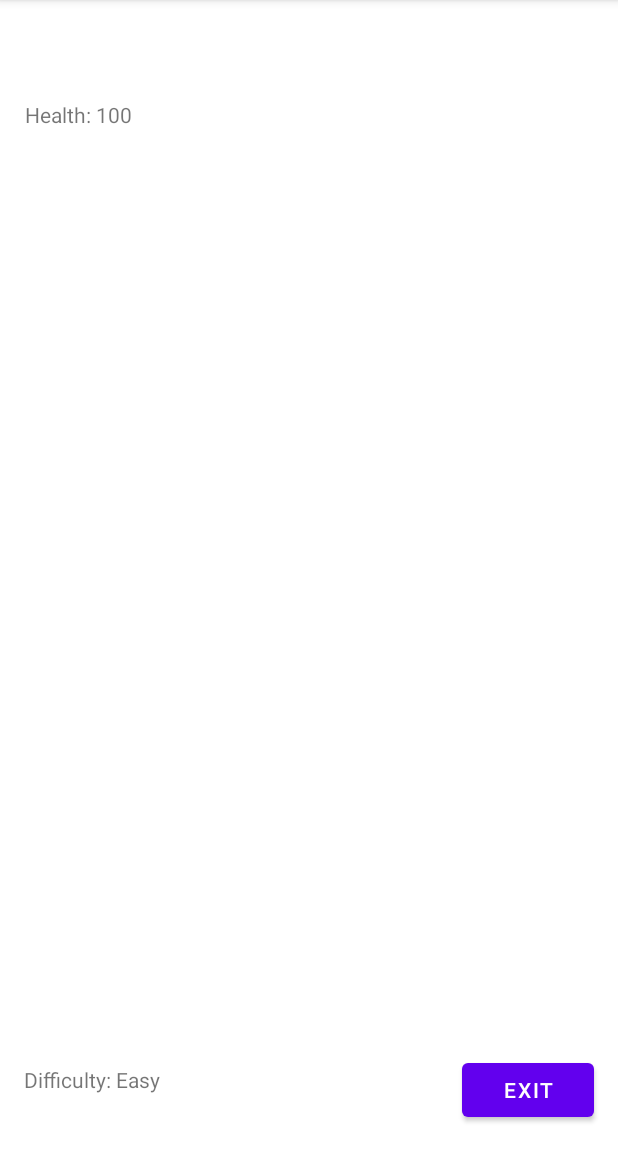
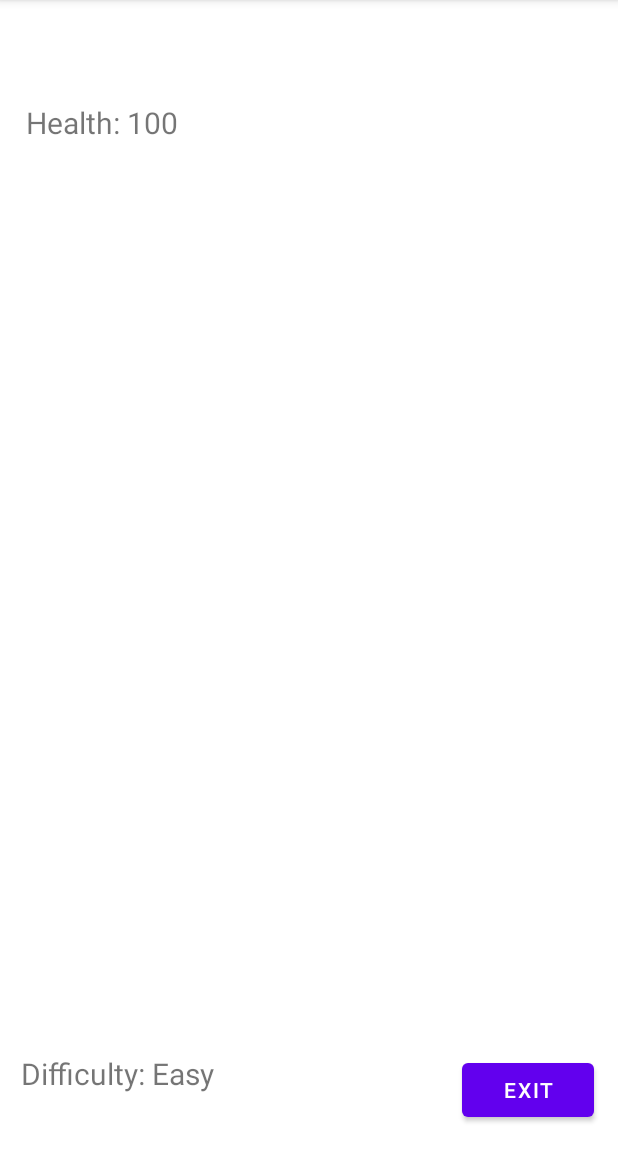
Before and after one commit to elliotwillner/CS2340C_Team52, an Android app: the GameScreen screen opened directly, with no data from a screen before it, on a phone screen of 412 x 824 dp, the part 84-1236 px from its top. Run offline under Robolectric (Android 15) with nearby library versions, the phone set to English and light mode, and no system bars; 3 statements that could not run were skipped.

Commit message:
fixed formatting

```diff
--- a/app/src/main/res/layout/activity_game_screen.xml
+++ b/app/src/main/res/layout/activity_game_screen.xml
@@ -11,15 +11,16 @@
 
     <TextView
         android:id="@+id/nameTextView"
-        android:layout_width="wrap_content"
-        android:layout_height="wrap_content"
+        android:layout_width="131dp"
+        android:layout_height="48dp"
         android:text="Name:"
+        android:textSize="20sp"
         app:layout_constraintBottom_toBottomOf="parent"
         app:layout_constraintEnd_toEndOf="parent"
-        app:layout_constraintHorizontal_bias="0.048"
+        app:layout_constraintHorizontal_bias="0.064"
         app:layout_constraintStart_toStartOf="parent"
         app:layout_constraintTop_toTopOf="parent"
-        app:layout_constraintVertical_bias="0.061" />
+        app:layout_constraintVertical_bias="0.023" />
 
     <Button
         android:id="@+id/exit"
@@ -37,6 +38,7 @@
         android:id="@+id/difficultyTextView"
         android:layout_width="wrap_content"
         android:layout_height="wrap_content"
+        android:textSize="20sp"
         android:text="Difficulty:"
         app:layout_constraintBottom_toBottomOf="parent"
         app:layout_constraintEnd_toEndOf="parent"
@@ -47,15 +49,16 @@
 
     <TextView
         android:id="@+id/healthTextView"
-        android:layout_width="wrap_content"
-        android:layout_height="wrap_content"
+        android:layout_width="131dp"
+        android:layout_height="51dp"
         android:text="Health:"
+        android:textSize="20sp"
         app:layout_constraintBottom_toBottomOf="parent"
         app:layout_constraintEnd_toEndOf="parent"
-        app:layout_constraintHorizontal_bias="0.049"
+        app:layout_constraintHorizontal_bias="0.062"
         app:layout_constraintStart_toStartOf="parent"
         app:layout_constraintTop_toTopOf="parent"
-        app:layout_constraintVertical_bias="0.089" />
+        app:layout_constraintVertical_bias="0.095" />
 
     <ImageView
         android:id="@+id/spriteImageView"
```
Also changed, not shown: app/src/main/res/layout/activity_config.xml (+1 -46 lines).
